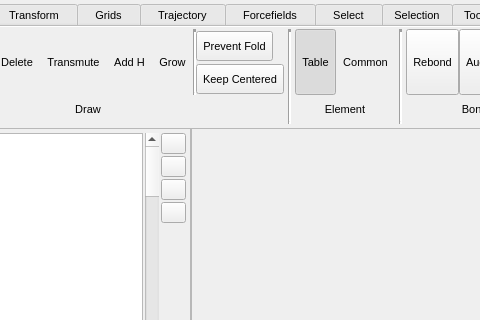
First picture: the form in src/gui/mainwindow.ui, repository trisyoungs/aten, before the edit; both pictures show x 270 to 750 and y 0 to 320 of the 1345 by 733 pixel window.
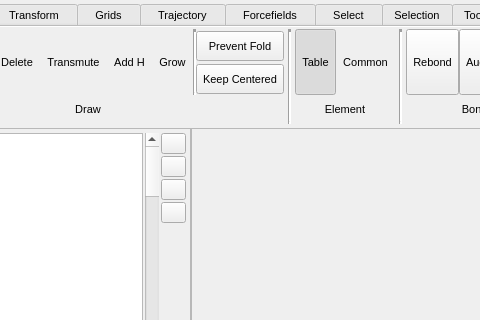
Second picture: the form after the edit. The open tabs and pages were chosen to show the change. Icons and pictures are not drawn. Custom widgets are drawn as their Qt base class.

Commit message: Tweaked mainwindow.ui. Added missing default argument to Model::selectionEmpirical(). Updated and improved information displayed in labels in statusbar.

```diff
--- a/src/gui/mainwindow.ui
+++ b/src/gui/mainwindow.ui
@@ -2572,6 +2572,12 @@
           </item>
           <item row="0" column="7">
            <widget class="QToolButton" name="BuildDrawPreventFoldButton">
+            <property name="sizePolicy">
+             <sizepolicy hsizetype="Minimum" vsizetype="Fixed">
+              <horstretch>0</horstretch>
+              <verstretch>0</verstretch>
+             </sizepolicy>
+            </property>
             <property name="minimumSize">
              <size>
               <width>0</width>
```
Left out of the diff: 6 changed lines with no effect on the pictures. The commit also changes 6 other files.
